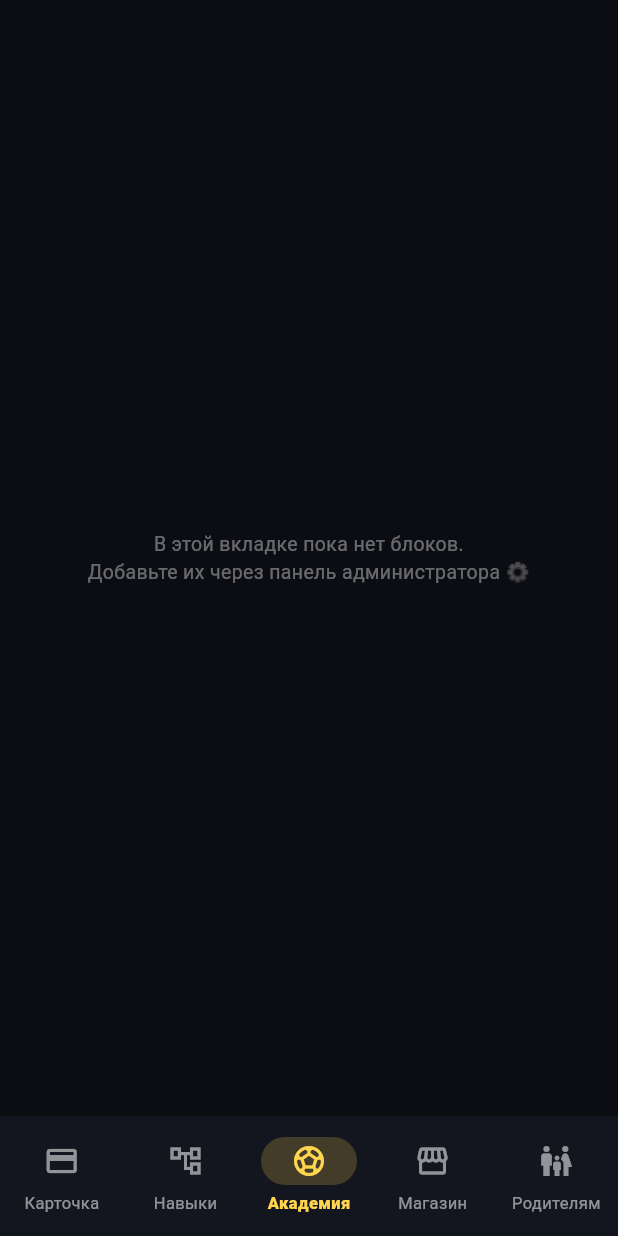
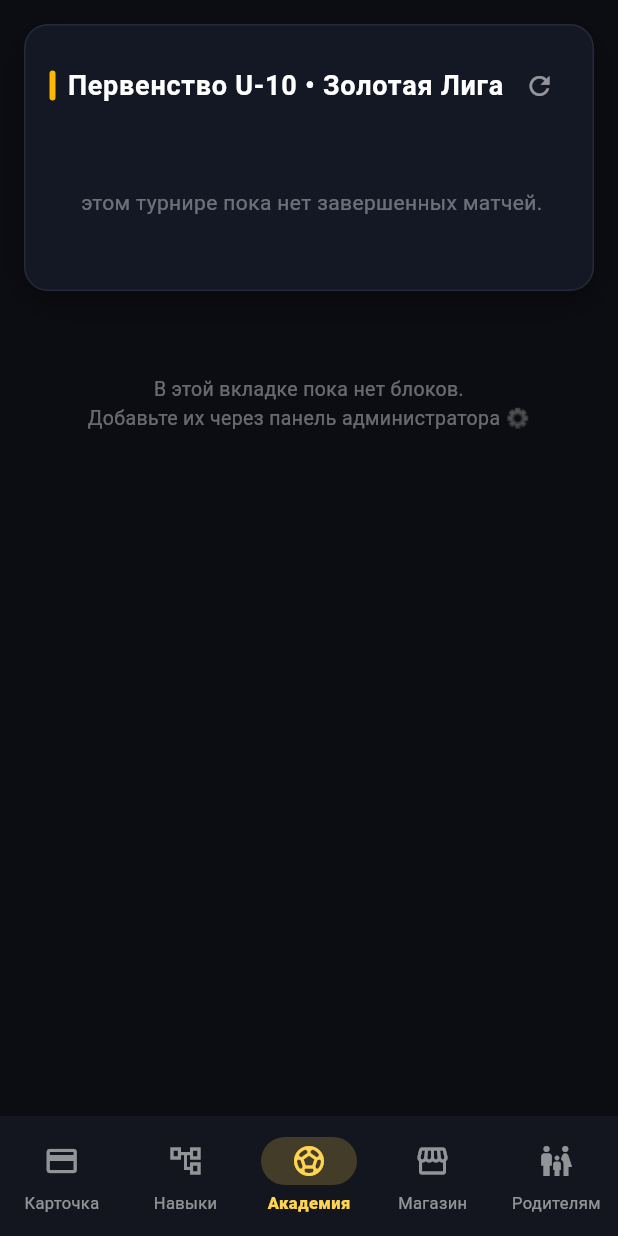
Before and after one commit to saybeper-png/football_card_tracker, a Flutter app: the MainNavigationShell screen opened directly, item 3 of the bottom bar chosen, on a phone screen of 412 x 824 dp. Run offline on Flutter 3.47's test engine with Material 3 defaults, Android fonts, the phone set to English and light mode, and no system bars; our stand-ins replace image_picker, permission_handler, share_plus, supabase_flutter, video_player; missing offline and left inert: image_gallery_saver_plus; accounts and stored records are empty.

Commit message:
feat: integrate tournament standings into academy tab

```diff
--- a/lib/main.dart
+++ b/lib/main.dart
@@ -1,3 +1,4 @@
+import 'tournament_standings_widget.dart';
 // ignore_for_file: prefer_const_constructors
 import 'package:flutter/material.dart';
 import 'package:supabase_flutter/supabase_flutter.dart';
@@ -384,7 +385,22 @@ class _MainNavigationShellState extends State<MainNavigationShell> {
             player: player,
             onSkillUnlocked: () => setState(() => _loadPlayer()),
           ),
-          DynamicBlockRenderer(blocks: _dynamicBlocks),
+          SingleChildScrollView(
+            physics: const BouncingScrollPhysics(),
+            padding: const EdgeInsets.symmetric(horizontal: 16, vertical: 16),
+            child: Column(
+              crossAxisAlignment: CrossAxisAlignment.stretch,
+              children: [
+                const TournamentStandingsWidget(
+                  tournamentId: 'a0000000-0000-0000-0000-000000000001',
+                  title: 'Первенство U-10 • Золотая Лига',
+                  highlightTeamId: 'b0000000-0000-0000-0000-000000000001',
+                ),
+                const SizedBox(height: 16),
+                DynamicBlockRenderer(blocks: _dynamicBlocks),
+              ],
+            ),
+          ),
           RewardStoreScreen(
             playerId: player.playerId,
             initialXp: player.cardStats.totalXp,
--- /dev/null
+++ b/lib/tournament_standings_widget.dart
@@ -0,0 +1,395 @@
+import 'package:flutter/material.dart';
+import 'package:supabase_flutter/supabase_flutter.dart';
+
+class TournamentStandingItem {
+  final int rank;
+  final String teamId;
+  final String teamName;
+  final String? teamLogo;
+  final int played;
+  final int won;
+  final int drawn;
+  final int lost;
+  final int goalsFor;
+  final int goalsAgainst;
+  final int goalDifference;
+  final int points;
+
+  TournamentStandingItem({
+    required this.rank,
+    required this.teamId,
+    required this.teamName,
+    this.teamLogo,
+    required this.played,
+    required this.won,
+    required this.drawn,
+    required this.lost,
+    required this.goalsFor,
+    required this.goalsAgainst,
+    required this.goalDifference,
+    required this.points,
+  });
+
+  factory TournamentStandingItem.fromMap(Map<String, dynamic> map, int rank) {
+    return TournamentStandingItem(
+      rank: rank,
+      teamId: map['team_id'] as String,
+      teamName: (map['team_name'] as String?) ?? 'оманда',
+      teamLogo: map['team_logo'] as String?,
+      played: (map['played'] as num?)?.toInt() ?? 0,
+      won: (map['won'] as num?)?.toInt() ?? 0,
+      drawn: (map['drawn'] as num?)?.toInt() ?? 0,
+      lost: (map['lost'] as num?)?.toInt() ?? 0,
+      goalsFor: (map['goals_for'] as num?)?.toInt() ?? 0,
+      goalsAgainst: (map['goals_against'] as num?)?.toInt() ?? 0,
+      goalDifference: (map['goal_difference'] as num?)?.toInt() ?? 0,
+      points: (map['points'] as num?)?.toInt() ?? 0,
+    );
+  }
+}
+
+class TournamentStandingsWidget extends StatefulWidget {
+  final String tournamentId;
+  final String? title;
+  final String? highlightTeamId;
+
+  const TournamentStandingsWidget({
+    super.key,
+    required this.tournamentId,
+    this.title = 'Турнирная таблица',
+    this.highlightTeamId,
+  });
+
+  @override
+  State<TournamentStandingsWidget> createState() =>
+      _TournamentStandingsWidgetState();
+}
+
+class _TournamentStandingsWidgetState extends State<TournamentStandingsWidget> {
+  late Future<List<TournamentStandingItem>> _standingsFuture;
+
+  @override
+  void initState() {
+    super.initState();
+    _fetchStandings();
+  }
+
+  @override
+  void didUpdateWidget(covariant TournamentStandingsWidget oldWidget) {
+    super.didUpdateWidget(oldWidget);
+    if (oldWidget.tournamentId != widget.tournamentId) {
+      _fetchStandings();
+    }
+  }
+
+  void _fetchStandings() {
+    setState(() {
+      _standingsFuture = Supabase.instance.client
+          .from('tournament_standings')
+          .select()
+          .eq('tournament_id', widget.tournamentId)
+          .order('points', ascending: false)
+          .order('goal_difference', ascending: false)
+          .order('goals_for', ascending: false)
+          .then((data) {
+        final list = (data as List<dynamic>).cast<Map<String, dynamic>>();
+        return List<TournamentStandingItem>.generate(
+          list.length,
+          (i) => TournamentStandingItem.fromMap(list[i], i + 1),
+        );
+      });
+    });
+  }
+
+  @override
+  Widget build(BuildContext context) {
+    return Container(
+      decoration: BoxDecoration(
+        color: const Color(0xFF141724),
+        borderRadius: BorderRadius.circular(16),
+        border: Border.all(color: Colors.white.withValues(alpha: 0.08)),
+        boxShadow: [
+          BoxShadow(
+            color: Colors.black.withValues(alpha: 0.35),
+            blurRadius: 18,
+            offset: const Offset(0, 8),
+          ),
+        ],
+      ),
+      padding: const EdgeInsets.all(16),
+      child: Column(
+        crossAxisAlignment: CrossAxisAlignment.start,
+        children: [
+          Row(
+            mainAxisAlignment: MainAxisAlignment.spaceBetween,
+            children: [
+              Row(
+                children: [
+                  Container(
+                    width: 4,
+                    height: 20,
+                    decoration: BoxDecoration(
+                      color: const Color(0xFFFFB800),
+                      borderRadius: BorderRadius.circular(2),
+                    ),
+                  ),
+                  const SizedBox(width: 8),
+                  Text(
+                    widget.title ?? 'Турнирная таблица',
+                    style: const TextStyle(
+                      color: Colors.white,
+                      fontSize: 18,
+                      fontWeight: FontWeight.bold,
+                      letterSpacing: 0.5,
+                    ),
+                  ),
+                ],
+              ),
+              IconButton(
+                icon: const Icon(Icons.refresh, color: Colors.white54, size: 20),
+                tooltip: 'бновить таблицу',
+                onPressed: _fetchStandings,
+              ),
+            ],
+          ),
+          const SizedBox(height: 12),
+          FutureBuilder<List<TournamentStandingItem>>(
+            future: _standingsFuture,
+            builder: (context, snapshot) {
+              if (snapshot.connectionState == ConnectionState.waiting) {
+                return const Center(
+                  child: Padding(
+                    padding: EdgeInsets.symmetric(vertical: 40),
+                    child: CircularProgressIndicator(color: Color(0xFFFFB800)),
+                  ),
+                );
+              }
+
+              if (snapshot.hasError) {
+                return Padding(
+                  padding: const EdgeInsets.symmetric(vertical: 24),
+                  child: Center(
+                    child: Column(
+                      children: [
+                        const Icon(Icons.error_outline,
+                            color: Colors.redAccent, size: 36),
+                        const SizedBox(height: 8),
+                        Text(
+                          'шибка загрузки данных: ${snapshot.error}',
+                          style: const TextStyle(
+                              color: Colors.white70, fontSize: 13),
+                          textAlign: TextAlign.center,
+                        ),
+                      ],
+                    ),
+                  ),
+                );
+              }
+
+              final standings = snapshot.data ?? [];
+              if (standings.isEmpty) {
+                return const Padding(
+                  padding: EdgeInsets.symmetric(vertical: 32),
+                  child: Center(
+                    child: Text(
+                      ' этом турнире пока нет завершенных матчей.',
+                      style: TextStyle(color: Colors.white38, fontSize: 14),
+                    ),
+                  ),
+                );
+              }
+
+              return SingleChildScrollView(
+                scrollDirection: Axis.horizontal,
+                physics: const BouncingScrollPhysics(),
+                child: SizedBox(
+                  width: 580,
+                  child: Column(
+                    children: [
+                      _buildTableHeader(),
+                      const Divider(color: Colors.white12, height: 1),
+                      ListView.separated(
+                        shrinkWrap: true,
+                        physics: const NeverScrollableScrollPhysics(),
+                        itemCount: standings.length,
+                        separatorBuilder: (_, __) =>
+                            const Divider(color: Colors.white10, height: 1),
+                        itemBuilder: (context, index) {
+                          final item = standings[index];
+                          final isMe = widget.highlightTeamId == item.teamId;
+                          return _buildTableRow(item, isMe);
+                        },
+                      ),
+                    ],
+                  ),
+                ),
+              );
+            },
+          ),
+        ],
+      ),
+    );
+  }
+
+  Widget _buildTableHeader() {
+    return Container(
+      padding: const EdgeInsets.symmetric(vertical: 10, horizontal: 8),
+      color: Colors.white.withValues(alpha: 0.03),
+      child: const Row(
+        children: [
+          SizedBox(width: 32, child: Text('#', style: _headerStyle)),
+          Expanded(child: Text('луб', style: _headerStyle)),
+          SizedBox(width: 36, child: Text('', textAlign: TextAlign.center, style: _headerStyle)),
+          SizedBox(width: 36, child: Text('', textAlign: TextAlign.center, style: _headerStyle)),
+          SizedBox(width: 36, child: Text('', textAlign: TextAlign.center, style: _headerStyle)),
+          SizedBox(width: 36, child: Text('', textAlign: TextAlign.center, style: _headerStyle)),
+          SizedBox(width: 54, child: Text('', textAlign: TextAlign.center, style: _headerStyle)),
+          SizedBox(width: 44, child: Text('чки', textAlign: TextAlign.center, style: _headerGoldStyle)),
+        ],
+      ),
+    );
+  }
+
+  Widget _buildTableRow(TournamentStandingItem item, bool isHighlighted) {
+    Color rankColor;
+    if (item.rank == 1) {
+      rankColor = const Color(0xFFFFB800);
+    } else if (item.rank <= 3) {
+      rankColor = const Color(0xFF00E676);
+    } else {
+      rankColor = Colors.white54;
+    }
+
+    return Container(
+      decoration: BoxDecoration(
+        color: isHighlighted
+            ? const Color(0xFFFFB800).withValues(alpha: 0.12)
+            : Colors.transparent,
+      ),
+      padding: const EdgeInsets.symmetric(vertical: 10, horizontal: 8),
+      child: Row(
+        children: [
+          SizedBox(
+            width: 32,
+            child: Row(
+              children: [
+                if (item.rank <= 3)
+                  Container(
+                    width: 3,
+                    height: 14,
+                    decoration: BoxDecoration(
+                      color: rankColor,
+                      borderRadius: BorderRadius.circular(2),
+                    ),
+                  ),
+                const SizedBox(width: 4),
+                Text(
+                  '${item.rank}',
+                  style: TextStyle(
+                    color: rankColor,
+                    fontWeight: item.rank <= 3 ? FontWeight.bold : FontWeight.normal,
+                    fontSize: 13,
+                  ),
+                ),
+              ],
+            ),
+          ),
+          Expanded(
+            child: Row(
+              children: [
+                ClipRRect(
+                  borderRadius: BorderRadius.circular(14),
+                  child: item.teamLogo != null && item.teamLogo!.isNotEmpty
+                      ? Image.network(
+                          item.teamLogo!,
+                          width: 26,
+                          height: 26,
+                          fit: BoxFit.cover,
+                          errorBuilder: (_, __, ___) => _fallbackLogo(item.teamName),
+                        )
+                      : _fallbackLogo(item.teamName),
+                ),
+                const SizedBox(width: 10),
+                Expanded(
+                  child: Text(
+                    item.teamName,
+                    maxLines: 1,
+                    overflow: TextOverflow.ellipsis,
+                    style: TextStyle(
+                      color: isHighlighted ? const Color(0xFFFFB800) : Colors.white,
+                      fontWeight: isHighlighted ? FontWeight.bold : FontWeight.w500,
+                      fontSize: 14,
+                    ),
+                  ),
+                ),
+              ],
+            ),
+          ),
+          SizedBox(width: 36, child: Text('${item.played}', textAlign: TextAlign.center, style: _statStyle)),
+          SizedBox(width: 36, child: Text('${item.won}', textAlign: TextAlign.center, style: _statStyle)),
+          SizedBox(width: 36, child: Text('${item.drawn}', textAlign: TextAlign.center, style: _statStyle)),
+          SizedBox(width: 36, child: Text('${item.lost}', textAlign: TextAlign.center, style: _statStyle)),
+          SizedBox(
+            width: 54,
+            child: Text(
+              '${item.goalsFor}:${item.goalsAgainst}',
+              textAlign: TextAlign.center,
+              style: const TextStyle(color: Colors.white70, fontSize: 12),
+            ),
+          ),
+          SizedBox(
+            width: 44,
+            child: Container(
+              padding: const EdgeInsets.symmetric(vertical: 3),
+              decoration: BoxDecoration(
+                color: const Color(0xFFFFB800).withValues(alpha: 0.15),
+                borderRadius: BorderRadius.circular(6),
+              ),
+              child: Text(
+                '${item.points}',
+                textAlign: TextAlign.center,
+                style: const TextStyle(
+                  color: Color(0xFFFFB800),
+                  fontWeight: FontWeight.bold,
+                  fontSize: 13,
+                ),
+              ),
+            ),
+          ),
+        ],
+      ),
+    );
+  }
+
+  Widget _fallbackLogo(String name) {
+    final initials = name.isNotEmpty ? name.substring(0, 1).toUpperCase() : '⚽';
+    return Container(
+      width: 26,
+      height: 26,
+      color: Colors.white10,
+      alignment: Alignment.center,
+      child: Text(
+        initials,
+        style: const TextStyle(color: Colors.white70, fontSize: 11, fontWeight: FontWeight.bold),
+      ),
+    );
+  }
+
+  static const TextStyle _headerStyle = TextStyle(
+    color: Colors.white54,
+    fontSize: 12,
+    fontWeight: FontWeight.w600,
+  );
+
+  static const TextStyle _headerGoldStyle = TextStyle(
+    color: Color(0xFFFFB800),
+    fontSize: 12,
+    fontWeight: FontWeight.bold,
+  );
+
+  static const TextStyle _statStyle = TextStyle(
+    color: Colors.white,
+    fontSize: 13,
+    fontWeight: FontWeight.w400,
+  );
+}
```
